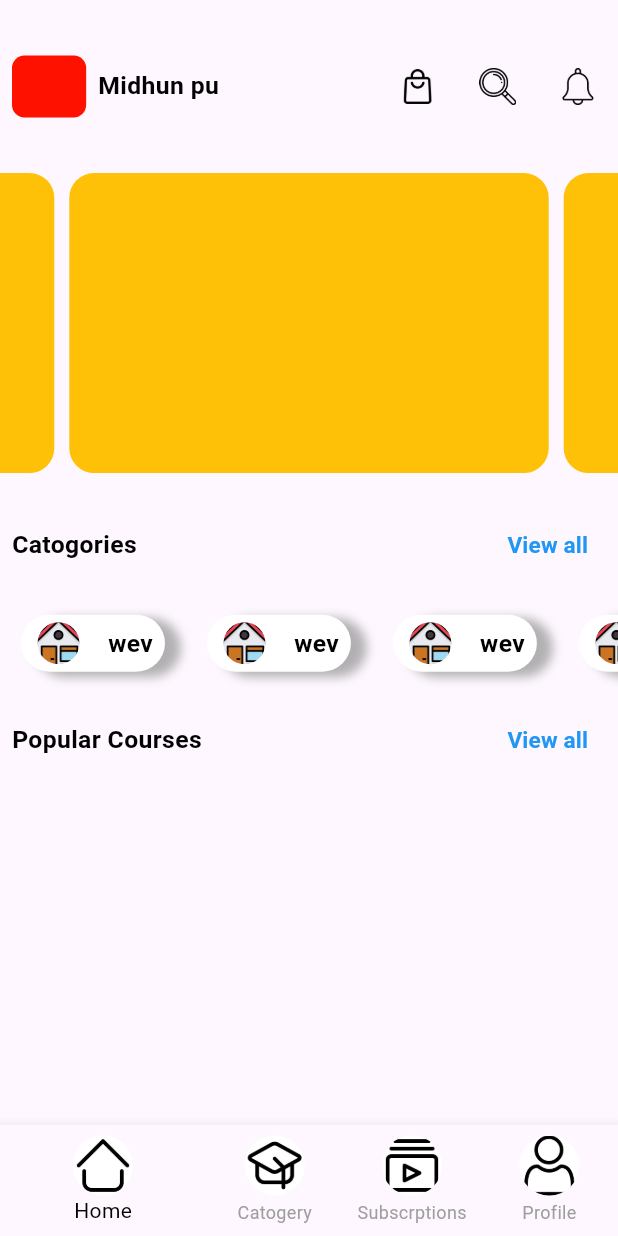
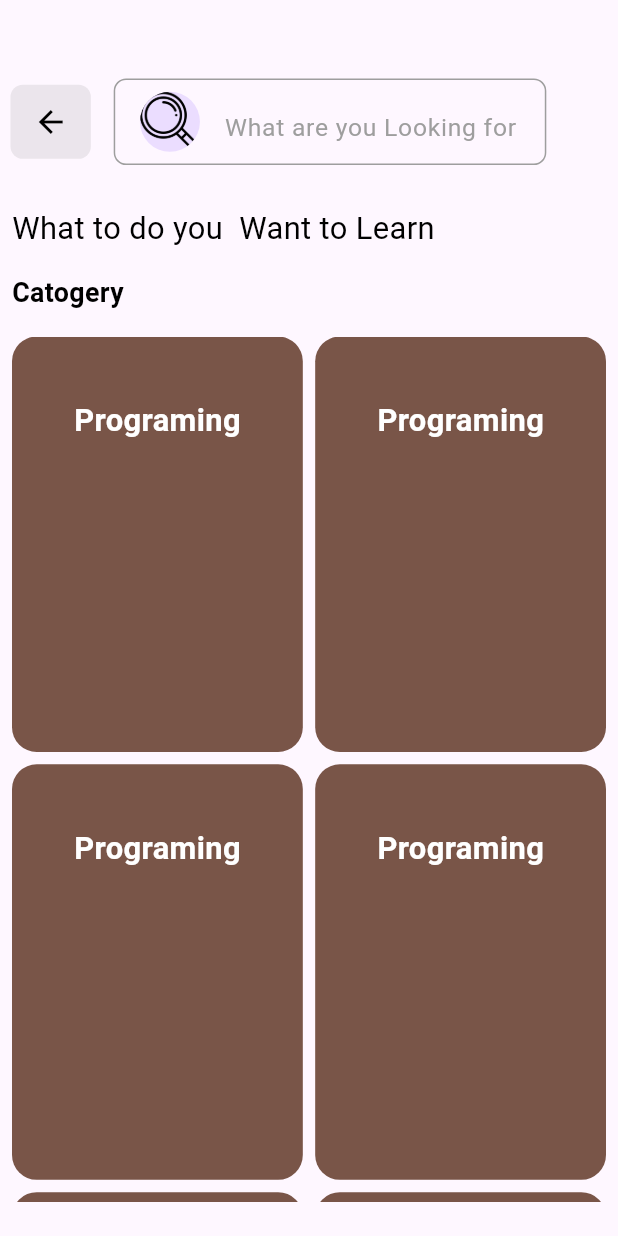
Before and after one commit to Midhunpu80/V-Swig, a Flutter app: the screen it shows after launch, after a tap on "View all", on a phone screen of 412 x 824 dp. Run offline on Flutter 3.47's test engine with Material 3 defaults, Android fonts, the phone set to English and light mode, and no system bars; drawn by our look-alikes of carousel_slider; our stand-ins replace get, sizer.

Commit message:
completed the catogery ui screen

```diff
--- a/lib/view/user/screens/bottomnavigationscreen/bottomnavigationscreen.dart
+++ b/lib/view/user/screens/bottomnavigationscreen/bottomnavigationscreen.dart
@@ -3,7 +3,6 @@ import 'package:get/get.dart';
 import 'package:map_int/main.dart';
 import 'package:map_int/view/user/screens/homescreen/homescreen.dart';
 import 'package:map_int/view/utilities/colors.dart';
-import 'package:map_int/view_model/pagecontroller/pagecontroller.dart';
 
 class bottomnavigationbarscreen extends StatelessWidget {
   List allpages = [homescreen(), homescreen(), homescreen(), homescreen()];
@@ -24,6 +23,7 @@ class bottomnavigationbarscreen extends StatelessWidget {
             items: [
               BottomNavigationBarItem(
                 icon: CircleAvatar(
+                  radius: 15,
                   backgroundColor: wh,
                   backgroundImage: const AssetImage('images/home.png'),
                 ),
@@ -31,18 +31,21 @@ class bottomnavigationbarscreen extends StatelessWidget {
               ),
               BottomNavigationBarItem(
                   icon: CircleAvatar(
+                    radius: 15,
                     backgroundColor: wh,
-                    backgroundImage: const AssetImage("images/learning.png"),
+                    backgroundImage: const AssetImage("images/loupe.png"),
                   ),
-                  label: "Catogery"),
+                  label: "Search"),
               BottomNavigationBarItem(
                   icon: CircleAvatar(
+                    radius: 15,
                     backgroundColor: wh,
                     backgroundImage: const AssetImage("images/subscribe.png"),
                   ),
                   label: "Subscrptions"),
               BottomNavigationBarItem(
                   icon: CircleAvatar(
+                    radius: 15,
                     backgroundColor: wh,
                     backgroundImage: const AssetImage("images/user.png"),
                   ),
--- /dev/null
+++ b/lib/view/user/screens/catogeryscreen.dart/catogery_screen.dart
@@ -0,0 +1,81 @@
+import 'package:flutter/cupertino.dart';
+import 'package:flutter/material.dart';
+import 'package:get/get.dart';
+import 'package:map_int/view/user/widgets/catogerory_topics.dart';
+import 'package:map_int/view/user/widgets/catogery_search.dart';
+import 'package:map_int/view/utilities/colors.dart';
+import 'package:map_int/view/utilities/custom_text.dart';
+import 'package:sizer/sizer.dart';
+
+class catogerory_screen extends StatelessWidget {
+  @override
+  Widget build(BuildContext context) {
+    return Scaffold(
+      body: SingleChildScrollView(
+        child: Column(
+          children: [
+            SizedBox(
+              height: 6.h,
+            ),
+            Row(
+              children: [
+                Padding(
+                  padding: const EdgeInsets.all(7.0),
+                  child: Container(
+                    height: 6.h,
+                    width: 13.w,
+                    decoration: BoxDecoration(
+                      borderRadius: BorderRadius.circular(1.h),
+                      color: gy.withOpacity(0.2),
+                    ),
+                    child: IconButton(
+                        onPressed: () {
+                          Get.back();
+                        },
+                        icon: Icon(
+                          Icons.arrow_back,
+                          color: bl,
+                        )),
+                  ),
+                ),
+                catogoery_search(),
+              ],
+            ),
+            SizedBox(
+              height: 2.h,
+            ),
+            Padding(
+              padding: const EdgeInsets.all(8.0),
+              child: Align(
+                alignment: Alignment.centerLeft,
+                child: SizedBox(
+                  child: all_text(
+                      txt: "What to do you  Want to Learn ",
+                      col: bl,
+                      siz: 15.sp,
+                      wei: FontWeight.w400,
+                      max: 2),
+                ),
+              ),
+            ),
+            Padding(
+              padding: const EdgeInsets.all(8.0),
+              child: Align(
+                alignment: Alignment.centerLeft,
+                child: SizedBox(
+                  child: all_text(
+                      txt: "Catogery",
+                      col: bl,
+                      siz: 13.sp,
+                      wei: FontWeight.w700,
+                      max: 2),
+                ),
+              ),
+            ),
+            catogery_topics(),
+          ],
+        ),
+      ),
+    );
+  }
+}
--- a/lib/view/user/screens/homescreen/homescreen.dart
+++ b/lib/view/user/screens/homescreen/homescreen.dart
@@ -1,7 +1,10 @@
 import 'package:flutter/material.dart';
+import 'package:get/get.dart';
+import 'package:map_int/view/user/screens/catogeryscreen.dart/catogery_screen.dart';
 import 'package:map_int/view/user/widgets/Home_top_nvabar.dart';
 import 'package:map_int/view/user/widgets/home_carousal_slider.dart';
 import 'package:map_int/view/user/widgets/home_catogeory.dart';
+import 'package:map_int/view/user/widgets/home_popular_course.dart';
 import 'package:map_int/view/utilities/colors.dart';
 import 'package:map_int/view/utilities/custom_text.dart';
 import 'package:sizer/sizer.dart';
@@ -12,10 +15,12 @@ class homescreen extends StatelessWidget {
   @override
   Widget build(BuildContext context) {
     return Scaffold(
-      body: Column(
+      backgroundColor: gy.withOpacity(0.1),
+      body: SingleChildScrollView(
+        child: Column(
           children: [
             SizedBox(
-            height: 3.h,
+              height: 5.h,
             ),
             home_top_navbar(),
             SizedBox(
@@ -37,7 +42,10 @@ class homescreen extends StatelessWidget {
                       wei: FontWeight.bold,
                       max: 1),
                   TextButton(
-                  onPressed: () {},
+                    onPressed: () {
+                      Get.to(() => catogerory_screen());
+
+                    },
                     child: all_text(
                         txt: "View all",
                         col: blu,
@@ -72,7 +80,9 @@ class homescreen extends StatelessWidget {
                 ],
               ),
             ),
+            home_popular_course(),
           ],
+        ),
       ),
     );
   }
--- /dev/null
+++ b/lib/view/user/widgets/catogerory_topics.dart
@@ -0,0 +1,48 @@
+import 'dart:math';
+
+import 'package:flutter/cupertino.dart';
+import 'package:flutter/material.dart';
+import 'package:map_int/view/utilities/colors.dart';
+import 'package:map_int/view/utilities/custom_text.dart';
+import 'package:sizer/sizer.dart';
+
+catogery_topics() {
+  var generatedColor = Random().nextInt(Colors.primaries.length);
+  Colors.primaries[generatedColor];
+  return Padding(
+    padding: const EdgeInsets.all(8.0),
+    child: SizedBox(
+      height: 70.h,
+      width: 100.w,
+      child: GridView.builder(
+        itemCount: 10,
+          gridDelegate: SliverGridDelegateWithFixedCrossAxisCount(
+              crossAxisCount: 2,
+              crossAxisSpacing: 1.h,
+              mainAxisSpacing: 1.h,
+              childAspectRatio: 0.7),
+          itemBuilder: (context, index) {
+            return Container(
+                height: 50.h,
+                width: 80.w,
+                decoration: BoxDecoration(
+                    borderRadius: BorderRadius.circular(2.h),
+                    color: Colors
+                        .primaries[Random().nextInt(Colors.primaries.length)]),
+                child: Column(
+                  children: [
+                    SizedBox(
+                      height: 5.h,
+                    ),
+                    all_text(
+                        txt: "Programing",
+                        col: wh,
+                        siz: 15.sp,
+                        wei: FontWeight.bold,
+                        max: 1),
+                  ],
+                ));
+          }),
+    ),
+  );
+}
--- /dev/null
+++ b/lib/view/user/widgets/catogery_search.dart
@@ -0,0 +1,46 @@
+import 'package:flutter/cupertino.dart';
+import 'package:flutter/material.dart';
+import 'package:map_int/view/utilities/colors.dart';
+import 'package:sizer/sizer.dart';
+
+catogoery_search() {
+  return Padding(
+    padding: EdgeInsets.only(
+      left: 1.h,
+    ),
+    child: Container(
+      height: 7.h,
+      width: 70.w,
+      decoration: BoxDecoration(
+          borderRadius: BorderRadius.circular(1.h),
+          border: Border.all(width: 1, color: gy)),
+      child: Center(
+        child: Row(
+          children: [
+            SizedBox(
+              width: 2.h,
+            ),
+            const CircleAvatar(
+              backgroundImage: AssetImage("images/loupe.png"),
+            ),
+            SizedBox(
+              width: 2.h,
+            ),
+            Padding(
+              padding: EdgeInsets.only(top: 2.h),
+              child: SizedBox(
+                  height: 3.h,
+                  width: 50.w,
+                  child: TextFormField(
+                    decoration: InputDecoration(
+                        hintStyle: TextStyle(fontSize: 12.sp, color: gy),
+                        hintText: "What are you Looking for",
+                        border: InputBorder.none),
+                  )),
+            )
+          ],
+        ),
+      ),
+    ),
+  );
+}
--- a/lib/view/user/widgets/home_carousal_slider.dart
+++ b/lib/view/user/widgets/home_carousal_slider.dart
@@ -4,7 +4,7 @@ import 'package:sizer/sizer.dart';
 
 home_carousal_slider() {
   return CarouselSlider(
-    options: CarouselOptions(height: 200.0),
+    options: CarouselOptions(height: 170.0),
     items: [1, 2, 3, 4, 5].map((i) {
       return Builder(
         builder: (BuildContext context) {
--- /dev/null
+++ b/lib/view/user/widgets/home_popular_course.dart
@@ -0,0 +1,94 @@
+import 'package:flutter/cupertino.dart';
+import 'package:flutter/material.dart';
+import 'package:map_int/view/utilities/colors.dart';
+import 'package:map_int/view/utilities/custom_text.dart';
+import 'package:sizer/sizer.dart';
+
+home_popular_course() {
+  return Container(
+    height: 28.h,
+    width: 100.w,
+    child: ListView.separated(
+        scrollDirection: Axis.horizontal,
+        itemBuilder: (context, index) {
+          return Padding(
+            padding: const EdgeInsets.all(8.0),
+            child: Container(
+              decoration: BoxDecoration(
+                  borderRadius: BorderRadius.circular(2.h),
+                  color: wh,
+                  border: Border.all(width: 1, color: gy.withOpacity(0.2))),
+              height: 35.h,
+              width: 50.w,
+              child: Column(
+                children: [
+                  Padding(
+                    padding: const EdgeInsets.all(8.0),
+                    child: Container(
+                      height: 15.h,
+                      width: 66.w,
+                      decoration: BoxDecoration(
+                          borderRadius: BorderRadius.circular(2.h), color: blu),
+                    ),
+                  ),
+                  Row(
+                    mainAxisAlignment: MainAxisAlignment.spaceAround,
+                    children: [
+                      all_text(
+                          txt: "Ui/ux designing ",
+                          col: bl,
+                          siz: 10.sp,
+                          wei: FontWeight.w800,
+                          max: 1),
+                      all_text(
+                          txt: "₹150",
+                          col: blu,
+                          siz: 10.sp,
+                          wei: FontWeight.bold,
+                          max: 1),
+                    ],
+                  ),
+                  Row(
+                    children: [
+                      SizedBox(
+                        width: 2.h,
+                      ),
+                      CircleAvatar(
+                        radius: 12,
+                        backgroundColor: bl,
+                      ),
+                      SizedBox(
+                        width: 1.h,
+                      ),
+                      all_text(
+                          txt: "warrenbuffet",
+                          col: bl,
+                          siz: 10.sp,
+                          wei: FontWeight.bold,
+                          max: 1),
+                    ],
+                  ),
+                  Row(
+                    children: [
+                       SizedBox(
+                        width: 2.h,
+                      ),
+                      all_text(
+                          txt: "13 lessons",
+                          col: bl,
+                          siz: 9.sp,
+                          wei: FontWeight.bold,
+                          max: 1),
+                    ],
+                  )
+                ],
+              ),
+            ),
+          );
+        },
+        separatorBuilder: (context, index) {
+          return const SizedBox();
+        },
+        itemCount: 20),
+  );
+}
```
Lines whose indentation alone changed are shown as unchanged.
